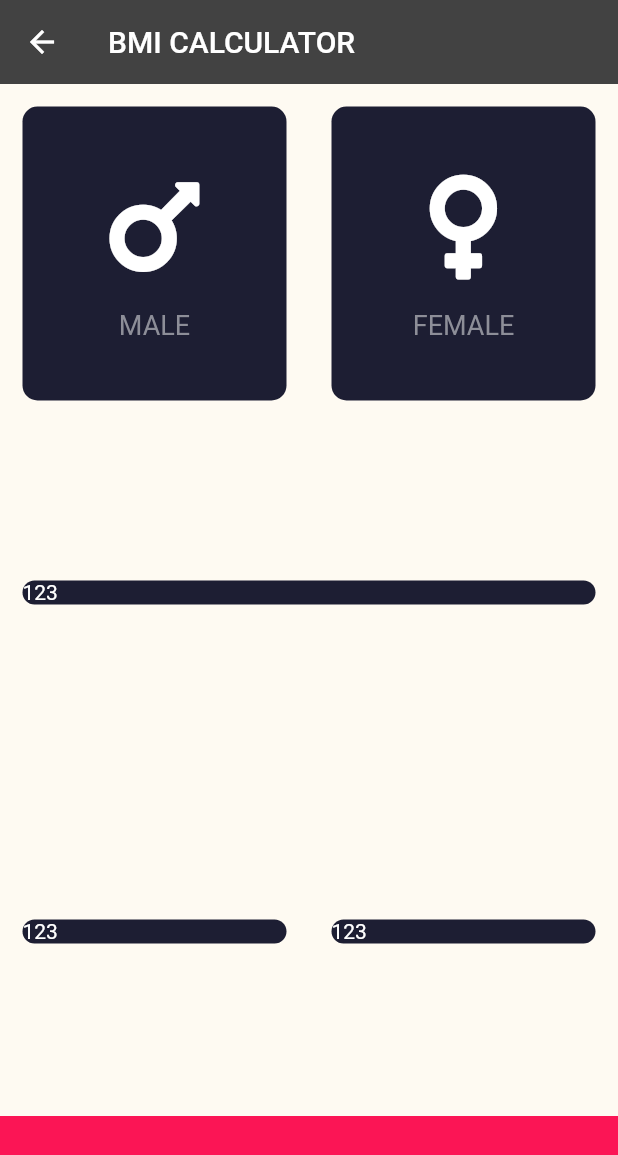
After one commit to Mum1111/flutter_learn, a Flutter app: the screen it shows after launch, after a tap on "bmi计算器", on a phone screen of 412 x 824 dp. The commit adds this screen. Shown: the top 1155 px of the screen. Run offline on Flutter 3.47's test engine with Material 2 defaults, Android fonts, the light colour scheme and no system bars; our stand-ins replace audioplayers, font_awesome_flutter, rflutter_alert.

Commit message:
feat: bmi计算器布局

```diff
--- a/lib/main.dart
+++ b/lib/main.dart
@@ -1,4 +1,5 @@
 import 'package:flutter/material.dart';
+import 'package:flutter_learn/pages/bmi.dart';
 import 'package:flutter_learn/pages/cabinet.dart';
 import 'package:flutter_learn/pages/dicePage.dart';
 import 'package:flutter_learn/pages/quizz.dart';
@@ -18,8 +19,10 @@ class MyApp extends StatelessWidget {
     return MaterialApp(
       title: 'Flutter Demo',
       initialRoute: "/",
-      theme: ThemeData(
-        colorScheme: ColorScheme.fromSeed(seedColor: Colors.teal),
+      theme: ThemeData.dark().copyWith(
+        primaryColor: const Color(0x0ff0ae21),
+        scaffoldBackgroundColor: const Color(0x0ff0ae21),
+        // colorScheme: ColorScheme.fromSeed(seedColor: Colors.teal),
         useMaterial3: true,
       ),
       routes: {
@@ -28,6 +31,7 @@ class MyApp extends StatelessWidget {
         "dice": (context) => const DicePage(),
         "xylophone": (context) => const Xylophone(),
         "quizz": (context) => const Quizzer(),
+        "bmi": (context) => const Bmi(),
         '/': (context) => const MyHomePage(title: "flutter")
       },
     );
@@ -56,7 +60,7 @@ class _MyHomePageState extends State<MyHomePage> {
   Widget build(BuildContext context) {
     return Scaffold(
       appBar: AppBar(
-        backgroundColor: Theme.of(context).colorScheme.inversePrimary,
+        // backgroundColor: Theme.of(context).colorScheme.inversePrimary,
         title: Text(widget.title),
       ),
       body: Center(
@@ -95,7 +99,12 @@ class _MyHomePageState extends State<MyHomePage> {
                 onPressed: () {
                   Navigator.pushNamed(context, 'cabinet');
                 },
-                child: const Text("陈列馆"))
+                child: const Text("陈列馆")),
+            ElevatedButton(
+                onPressed: () {
+                  Navigator.pushNamed(context, 'bmi');
+                },
+                child: const Text("bmi计算器"))
           ],
         ),
       ),
--- /dev/null
+++ b/lib/pages/bmi.dart
@@ -0,0 +1,129 @@
+import 'package:flutter/material.dart';
+import 'package:font_awesome_flutter/font_awesome_flutter.dart';
+
+const bottomContainerHeight = 80.0;
+const activeCardColour = Color(0xFF1D1E33);
+const bottomContainerColor = Color(0xFFFB1555);
+
+class Bmi extends StatelessWidget {
+  const Bmi({super.key});
+
+  @override
+  Widget build(BuildContext context) {
+    return Scaffold(
+      appBar: AppBar(
+        title: const Text('BMI CALCULATOR'),
+      ),
+      body: Column(
+        children: [
+          const Expanded(
+            child: Row(
+              children: [
+                Expanded(
+                    child: ReusableCard(
+                        colour: activeCardColour,
+                        cardChild: IconContent(
+                          iconType: FontAwesomeIcons.mars,
+                          textContent: 'MALE',
+                        ))),
+                Expanded(
+                    child: ReusableCard(
+                        colour: activeCardColour,
+                        cardChild: IconContent(
+                          iconType: FontAwesomeIcons.venus,
+                          textContent: 'FEMALE',
+                        )))
+              ],
+            ),
+          ),
+          Expanded(
+            child: Row(
+              children: [
+                Expanded(
+                    child: ReusableCard(
+                        colour: activeCardColour,
+                        cardChild: Container(
+                          child: Text('123'),
+                        )))
+              ],
+            ),
+          ),
+          Expanded(
+            child: Row(
+              children: [
+                Expanded(
+                    child: ReusableCard(
+                        colour: activeCardColour,
+                        cardChild: Container(
+                          child: Text('123'),
+                        ))),
+                Expanded(
+                    child: ReusableCard(
+                  colour: activeCardColour,
+                  cardChild: Container(
+                    child: Text('123'),
+                  ),
+                ))
+              ],
+            ),
+          ),
+          Container(
+            color: const Color(0xFFFB1555),
+            margin: const EdgeInsets.only(top: 10.0),
+            width: double.infinity,
+            height: bottomContainerHeight,
+          )
+        ],
+      ),
+    );
+  }
+}
+
+class IconContent extends StatelessWidget {
+  const IconContent({
+    super.key,
+    required this.iconType,
+    required this.textContent,
+  });
+
+  final IconData iconType;
+  final String textContent;
+
+  @override
+  Widget build(BuildContext context) {
+    return Column(
+      mainAxisAlignment: MainAxisAlignment.center,
+      children: [
+        Icon(
+          iconType,
+          size: 80.0,
+        ),
+        const SizedBox(
+          height: 15.0,
+        ),
+        Text(
+          textContent,
+          style: const TextStyle(fontSize: 18.0, color: Color(0xff8d8e98)),
+        )
+      ],
+    );
+  }
+}
+
+class ReusableCard extends StatelessWidget {
+  const ReusableCard(
+      {super.key, required this.colour, required this.cardChild});
+
+  final Color colour;
+  final Widget cardChild;
+  @override
+  Widget build(BuildContext context) {
+    return Container(
+        margin: const EdgeInsets.all(15.0),
+        decoration: BoxDecoration(
+          borderRadius: BorderRadius.circular(10.0),
+          color: colour,
+        ),
+        child: cardChild);
+  }
+}
--- a/pubspec.yaml
+++ b/pubspec.yaml
@@ -37,6 +37,7 @@ dependencies:
   cupertino_icons: ^1.0.2
   audioplayers: ^5.1.0
   rflutter_alert: ^2.0.7
+  font_awesome_flutter: ^9.0.0
 
 dev_dependencies:
   flutter_test:
```
Also changed, not shown: pubspec.lock, 2 other files.
